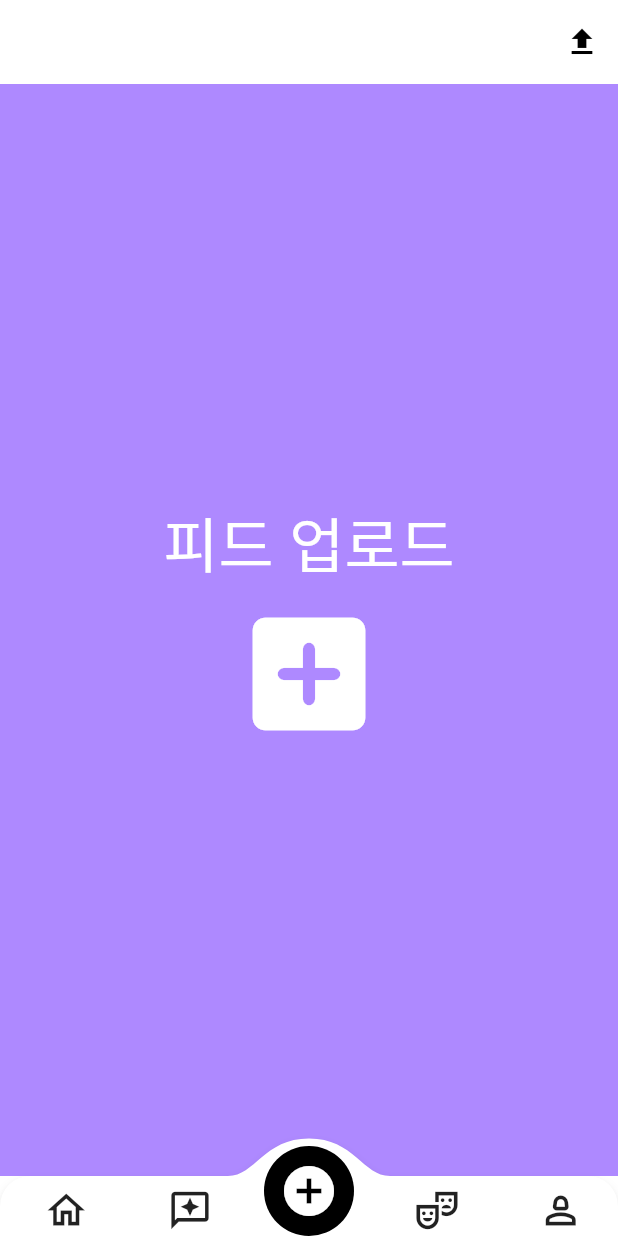
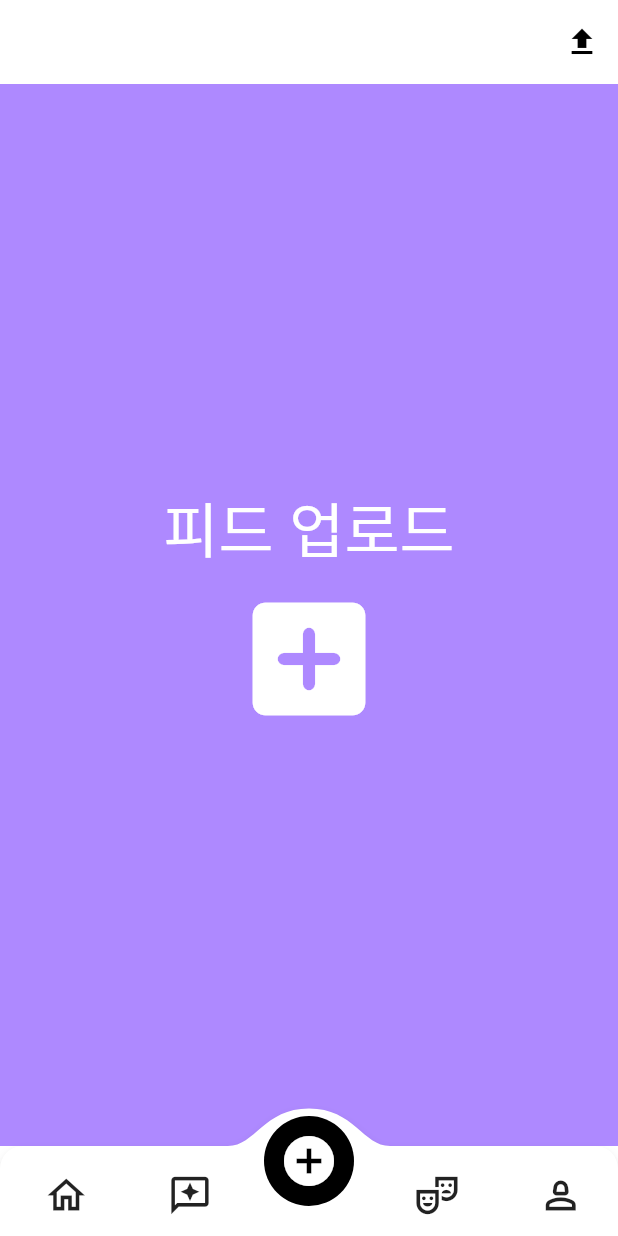
Before and after one commit to Team-WHITEBOX/HowLook-FrontEnd, a Flutter app: the RootTab widget shown alone on an empty page, opened directly, item 3 of the bottom bar chosen, on a phone screen of 412 x 824 dp. Run offline on Flutter 3.47's test engine with Material 2 defaults, Android fonts, the phone set to English and light mode, and no system bars; drawn by our look-alikes of convex_bottom_bar; our stand-ins replace dio, dropdown_button2, extended_image, flutter_datetime_picker, flutter_riverpod, flutter_secure_storage and 11 more; missing offline and left inert: flutter_animated_button, kakao_flutter_sdk, slidable_button; accounts and stored records are empty; generated files the repository leaves out were written again; network calls fail.

```diff
--- a/lib/common/layout/default_layout.dart
+++ b/lib/common/layout/default_layout.dart
@@ -10,6 +10,8 @@ class DefaultLayout extends StatelessWidget {
   final Widget? leading;
   final List<Widget>? actions;
   final FlexibleSpaceBar? flexibleSpace;
+  final Color? appBarForegroundColor;
+  final Color? appBarBackgroundColor;
 
   const DefaultLayout({
     required this.child,
@@ -21,6 +23,8 @@ class DefaultLayout extends StatelessWidget {
     this.leading,
     this.actions,
     this.flexibleSpace,
+    this.appBarBackgroundColor,
+    this.appBarForegroundColor,
     Key? key,
   }) : super(key: key);
 
@@ -28,7 +32,11 @@ class DefaultLayout extends StatelessWidget {
   Widget build(BuildContext context) {
     return Scaffold(
       backgroundColor: backgroundColor ?? Colors.white,
-      appBar: renderAppBar(leading),
+      appBar: renderAppBar(
+        leading,
+        appBarForegroundColor,
+        appBarBackgroundColor,
+      ),
       body: child,
       bottomNavigationBar: bottomNavigationBar,
       floatingActionButton: floatingActionButton,
@@ -36,21 +44,25 @@ class DefaultLayout extends StatelessWidget {
     );
   }
 
-  AppBar? renderAppBar(Widget? leading) {
+  AppBar? renderAppBar(
+    Widget? leading,
+    Color? appBarForegroundColor,
+    Color? appBarBackgroundColor,
+  ) {
     if (title == null) {
       return null;
     } else {
       return AppBar(
-        backgroundColor: Colors.white,
+        foregroundColor: appBarForegroundColor ?? Colors.black,
+        backgroundColor: appBarBackgroundColor ?? Colors.white,
         elevation: 0,
         title: Text(
           title!,
-          style: TextStyle(
+          style: const TextStyle(
             fontSize: 16,
             fontWeight: FontWeight.w500,
           ),
         ),
-        foregroundColor: Colors.black,
         leading: leading,
         actions: actions,
       );
--- a/lib/common/view/root_tab.dart
+++ b/lib/common/view/root_tab.dart
@@ -3,12 +3,12 @@ import 'package:flutter/material.dart';
 import 'package:howlook/common/const/colors.dart';
 import 'package:howlook/common/layout/default_layout.dart';
 import 'package:howlook/feed/view/home_screen.dart';
+import 'package:howlook/upload/view/main_liquid_swipe.dart';
+import 'package:howlook/upload/view/upload_screen.dart';
 import 'package:howlook/user/view/profile/view/my_profile_screen.dart';
 import 'package:howlook/review/view/main_review_screen.dart';
 import 'package:howlook/tournament/view/main_tournament_screen.dart';
-import 'package:howlook/upload/main_liquid_swipe.dart';
-import 'package:howlook/upload/feed_upload_screen.dart';
-import 'package:howlook/upload/review_upload_screen.dart';
+import 'package:howlook/upload/view/review_upload_screen.dart';
 
 class RootTab extends StatefulWidget {
   const RootTab({Key? key}) : super(key: key);
@@ -62,7 +62,8 @@ class _RootTabState extends State<RootTab> with SingleTickerProviderStateMixin {
                     onPressed: () {
                       Navigator.of(context).push(
                         MaterialPageRoute(
-                          builder: (_) => FeedUpload(),
+                          builder: (_) => ImageUploadScreen(),
+                          // builder: (_) => FeedUpload(),
                         ),
                       );
                     },
@@ -110,17 +111,6 @@ class _RootTabState extends State<RootTab> with SingleTickerProviderStateMixin {
       ),
     ];
     return DefaultLayout(
-      child: TabBarView(
-        physics: NeverScrollableScrollPhysics(),
-        controller: controller,
-        children: [
-          HomeScreen(),
-          MainReviewScreen(),
-          Builder(builder: (context) => LiquidSwipe(pages: pages)),
-          tournamentScreen(),
-          MyProfileScreen(),
-        ],
-      ),
       bottomNavigationBar: ConvexAppBar(
         curve: null,
         color: Colors.black,
@@ -128,8 +118,8 @@ class _RootTabState extends State<RootTab> with SingleTickerProviderStateMixin {
         backgroundColor: Colors.white,
         style: TabStyle.fixedCircle,
         activeColor: Colors.black,
-        cornerRadius: 20,
-        height: 40,
+        cornerRadius: 15,
+        height: 60,
         items: [
           TabItem(
               icon: Icon(
@@ -140,8 +130,12 @@ class _RootTabState extends State<RootTab> with SingleTickerProviderStateMixin {
                   _bottomNavIndex == 1 ? Icons.reviews : Icons.reviews_outlined,
                   size: 30)),
           TabItem(
-              icon: Icon(_bottomNavIndex == 2 ? Icons.add_circle : Icons.add_circle_outline,
-                  color: Colors.white, size: 40)),
+              icon: Icon(
+                  _bottomNavIndex == 2
+                      ? Icons.add_circle
+                      : Icons.add_circle_outline,
+                  color: Colors.white,
+                  size: 40)),
           TabItem(
               icon: Icon(
                   _bottomNavIndex == 3
@@ -156,6 +150,17 @@ class _RootTabState extends State<RootTab> with SingleTickerProviderStateMixin {
                   size: 30)),
         ],
       ),
+      child: TabBarView(
+        physics: NeverScrollableScrollPhysics(),
+        controller: controller,
+        children: <Widget>[
+          HomeScreen(),
+          MainReviewScreen(),
+          Builder(builder: (context) => LiquidSwipe(pages: pages)),
+          tournamentScreen(),
+          MyProfileScreen(),
+        ],
+      ),
     );
   }
 }
--- a/lib/feed/view/home_screen.dart
+++ b/lib/feed/view/home_screen.dart
@@ -35,11 +35,7 @@ class _HomeScreenState extends State<HomeScreen> {
             },
             icon: Icon(Icons.filter_alt)),
       ],
-      child: SafeArea(
-        top: true,
-        bottom: false,
-        child: MainFeedScreen(),
-      ),
+      child: MainFeedScreen(),
     );
   }
 }
--- a/lib/upload/Helpers/Helpers.dart
+++ b/lib/upload/Helpers/Helpers.dart
@@ -1,5 +1,4 @@
 import 'package:howlook/upload/PageHelpers/animated_page_dragger.dart';
-import 'package:howlook/upload/main_liquid_swipe.dart';
 
 /// A constant value with works like a sensitivity of reveal.
 /// Used if not mentioned here [LiquidSwipe.fullTransitionValue]
--- a/lib/upload/Helpers/SlideUpdate.dart
+++ b/lib/upload/Helpers/SlideUpdate.dart
@@ -1,4 +1,6 @@
-import 'package:howlook/upload/main_liquid_swipe.dart';
+
+
+import 'package:howlook/upload/Helpers/Helpers.dart';
 
 ///A model class with data specific to Update in [LiquidController]
 class SlideUpdate {
--- a/lib/upload/PageHelpers/LiquidController.dart
+++ b/lib/upload/PageHelpers/LiquidController.dart
@@ -1,6 +1,5 @@
 import 'package:flutter/material.dart';
 import 'package:howlook/upload/Provider/LiquidProvider.dart';
-import 'package:howlook/upload/main_liquid_swipe.dart';
 import 'package:provider/provider.dart';
 
 /// Added in v1.5.0
--- a/lib/upload/Provider/LiquidProvider.dart
+++ b/lib/upload/Provider/LiquidProvider.dart
@@ -4,7 +4,7 @@ import 'package:flutter/cupertino.dart';
 import 'package:howlook/upload/Helpers/SlideUpdate.dart';
 import 'package:howlook/upload/PageHelpers/animated_page_dragger.dart';
 import 'package:howlook/upload/PageHelpers/page_dragger.dart';
-import 'package:howlook/upload/main_liquid_swipe.dart';
+import 'package:howlook/upload/view/main_liquid_swipe.dart';
 import 'package:provider/provider.dart';
 
 /// Internal Class
--- a/lib/upload/feed_upload_screen.dart
+++ b/lib/upload/view/feed_upload_screen.dart
@@ -10,7 +10,7 @@ import 'package:glass_kit/glass_kit.dart';
 import 'package:howlook/common/secure_storage/secure_storage.dart';
 import 'package:image_picker/image_picker.dart';
 import 'package:material_design_icons_flutter/material_design_icons_flutter.dart';
-import 'package:howlook/upload/inputFormatter.dart';
+import 'package:howlook/upload/view/inputFormatter.dart';
 
 class FeedUpload extends ConsumerStatefulWidget {
   const FeedUpload({Key? key}) : super(key: key);
--- a/pubspec.yaml
+++ b/pubspec.yaml
@@ -67,6 +67,7 @@ dependencies:
   contained_tab_bar_view: ^0.8.0
   dropdown_button2: ^2.0.0
   convex_bottom_bar: ^3.2.0
+  photo_manager: ^2.6.0
 
 dev_dependencies:
   flutter_test:
```
Also changed, not shown: lib/upload/view/inputFormatter.dart (renamed from lib/upload/inputFormatter.dart), lib/upload/view/main_liquid_swipe.dart (renamed from lib/upload/main_liquid_swipe.dart), lib/upload/view/review_upload_screen.dart (renamed from lib/upload/review_upload_screen.dart), 3 other files.
